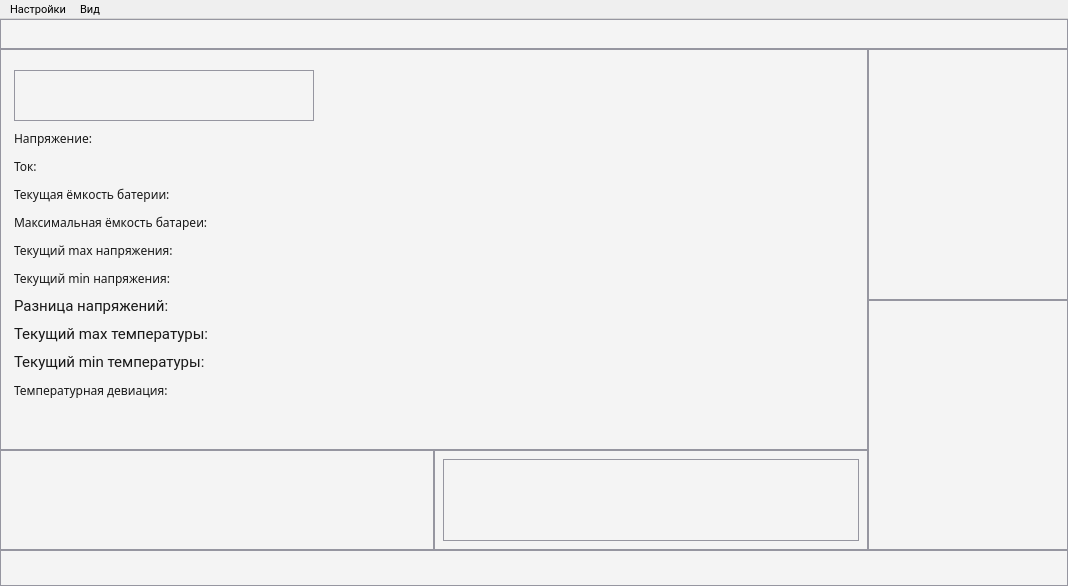
Above: mainwindow.ui from egornovichkov/BatteryStudio before the change. Below: the same form after it.
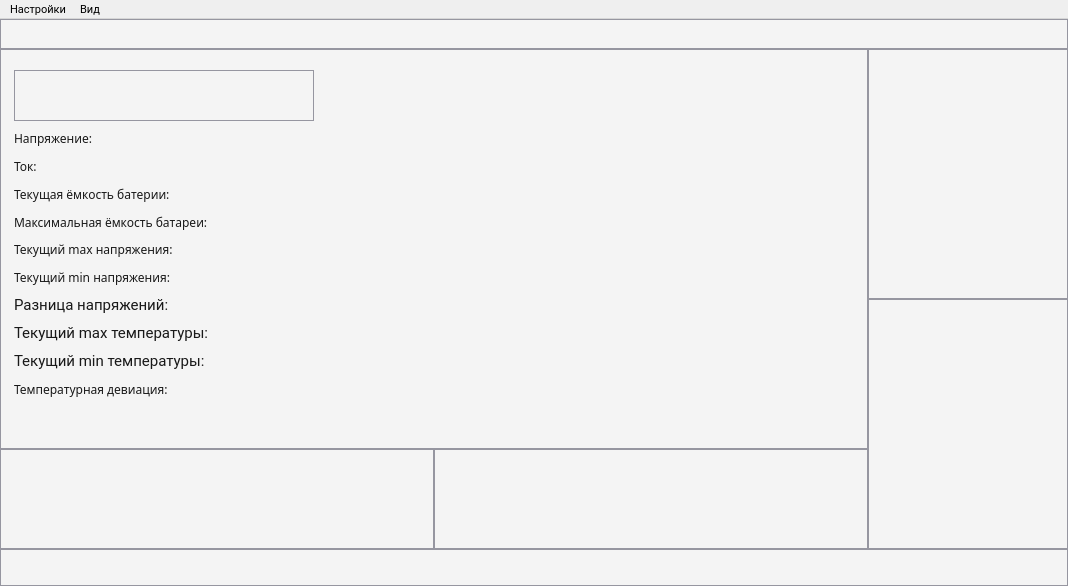
That is the form after the change. Custom widgets are drawn as their Qt base class.

Commit message: Flag class done.

What changed in the file:
```diff
--- a/mainwindow.ui
+++ b/mainwindow.ui
@@ -129,21 +129,6 @@
 border: 1px solid rgb(150, 150, 160);
 }</string>
             </property>
-            <layout class="QHBoxLayout" name="horizontalLayout">
-             <property name="spacing">
-              <number>0</number>
-             </property>
-             <item>
-              <widget class="LedImg" name="widget" native="true">
-               <property name="minimumSize">
-                <size>
-                 <width>40</width>
-                 <height>40</height>
-                </size>
-               </property>
-              </widget>
-             </item>
-            </layout>
            </widget>
           </item>
           <item row="0" column="0" colspan="2">
@@ -612,12 +597,6 @@
    <header>batchargeimg.h</header>
    <container>1</container>
   </customwidget>
-  <customwidget>
-   <class>LedImg</class>
-   <extends>QWidget</extends>
-   <header>ledimg.h</header>
-   <container>1</container>
-  </customwidget>
  </customwidgets>
  <resources/>
  <connections/>
```
The commit also changes 11 other files.
